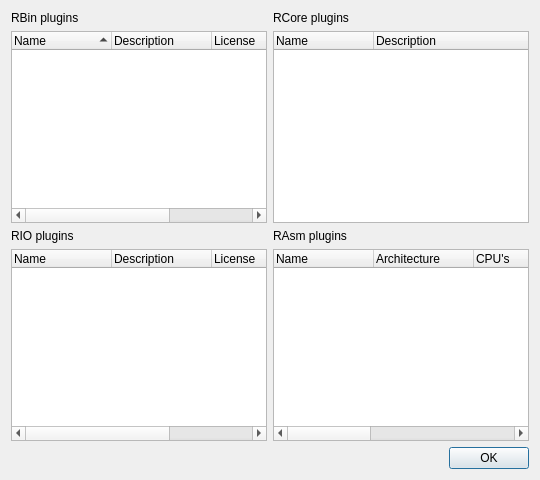
Above: src/dialogs/R2PluginsDialog.ui from rizinorg/cutter before the change. Below: the same form after it.
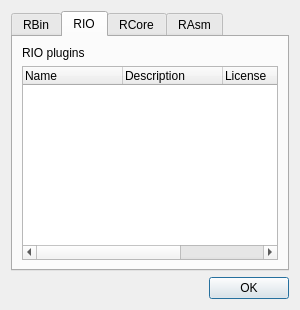
That is the form after the change. The open tabs and pages were chosen to show the change.

Commit message: Improve 'About' plugins window UI with tabs

The edit to the form file:
```diff
--- a/src/dialogs/R2PluginsDialog.ui
+++ b/src/dialogs/R2PluginsDialog.ui
@@ -5,9 +5,26 @@
   <property name="windowTitle">
    <string>radare2 plugin information</string>
   </property>
-  <layout class="QGridLayout" name="gridLayout">
-   <item row="1" column="1">
-    <widget class="QTreeWidget" name="RCoreTreeWidget">
+  <layout class="QVBoxLayout" name="verticalLayout_6">
+   <item>
+    <widget class="QTabWidget" name="tabWidget">
+     <widget class="QWidget" name="RBinTab">
+      <attribute name="title">
+       <string>RBin</string>
+      </attribute>
+      <layout class="QVBoxLayout" name="verticalLayout_2">
+       <item>
+        <widget class="QLabel" name="RBinLabel">
+         <property name="text">
+          <string>RBin plugins</string>
+         </property>
+        </widget>
+       </item>
+       <item>
+        <widget class="QTreeWidget" name="RBinTreeWidget">
+         <property name="sortingEnabled">
+          <bool>true</bool>
+         </property>
      <column>
       <property name="text">
        <string>Name</string>
@@ -18,33 +35,99 @@
        <string>Description</string>
       </property>
      </column>
-    </widget>
-   </item>
-   <item row="4" column="0" colspan="2">
-    <widget class="QDialogButtonBox" name="buttonBox">
-     <property name="orientation">
-      <enum>Qt::Horizontal</enum>
-     </property>
-     <property name="standardButtons">
-      <set>QDialogButtonBox::Ok</set>
-     </property>
-    </widget>
-   </item>
-   <item row="2" column="0">
+         <column>
+          <property name="text">
+           <string>License</string>
+          </property>
+         </column>
+         <column>
+          <property name="text">
+           <string>Type</string>
+          </property>
+         </column>
+        </widget>
+       </item>
+      </layout>
+     </widget>
+     <widget class="QWidget" name="RIOTab">
+      <attribute name="title">
+       <string>RIO</string>
+      </attribute>
+      <layout class="QVBoxLayout" name="verticalLayout_3">
+       <item>
     <widget class="QLabel" name="RIOLabel">
      <property name="text">
       <string>RIO plugins</string>
      </property>
     </widget>
    </item>
-   <item row="2" column="1">
+       <item>
+        <widget class="QTreeWidget" name="RIOTreeWidget">
+         <column>
+          <property name="text">
+           <string>Name</string>
+          </property>
+         </column>
+         <column>
+          <property name="text">
+           <string>Description</string>
+          </property>
+         </column>
+         <column>
+          <property name="text">
+           <string>License</string>
+          </property>
+         </column>
+         <column>
+          <property name="text">
+           <string>Permissions</string>
+          </property>
+         </column>
+        </widget>
+       </item>
+      </layout>
+     </widget>
+     <widget class="QWidget" name="RCoreTab">
+      <attribute name="title">
+       <string>RCore</string>
+      </attribute>
+      <layout class="QVBoxLayout" name="verticalLayout_4">
+       <item>
+        <widget class="QLabel" name="RCoreLabel">
+         <property name="text">
+          <string>RCore plugins</string>
+         </property>
+        </widget>
+       </item>
+       <item>
+        <widget class="QTreeWidget" name="RCoreTreeWidget">
+         <column>
+          <property name="text">
+           <string>Name</string>
+          </property>
+         </column>
+         <column>
+          <property name="text">
+           <string>Description</string>
+          </property>
+         </column>
+        </widget>
+       </item>
+      </layout>
+     </widget>
+     <widget class="QWidget" name="RAsmTab">
+      <attribute name="title">
+       <string>RAsm</string>
+      </attribute>
+      <layout class="QVBoxLayout" name="verticalLayout_5">
+       <item>
     <widget class="QLabel" name="RAsmLabel">
      <property name="text">
       <string>RAsm plugins</string>
      </property>
     </widget>
    </item>
-   <item row="3" column="1">
+       <item>
     <widget class="QTreeWidget" name="RAsmTreeWidget">
      <column>
       <property name="text">
@@ -83,68 +166,17 @@
      </column>
     </widget>
    </item>
-   <item row="1" column="0">
-    <widget class="QTreeWidget" name="RBinTreeWidget">
-     <property name="sortingEnabled">
-      <bool>true</bool>
-     </property>
-     <column>
-      <property name="text">
-       <string>Name</string>
-      </property>
-     </column>
-     <column>
-      <property name="text">
-       <string>Description</string>
-      </property>
-     </column>
-     <column>
-      <property name="text">
-       <string>License</string>
-      </property>
-     </column>
-     <column>
-      <property name="text">
-       <string>Type</string>
-      </property>
-     </column>
-    </widget>
-   </item>
-   <item row="3" column="0">
-    <widget class="QTreeWidget" name="RIOTreeWidget">
-     <column>
-      <property name="text">
-       <string>Name</string>
-      </property>
-     </column>
-     <column>
-      <property name="text">
-       <string>Description</string>
-      </property>
-     </column>
-     <column>
-      <property name="text">
-       <string>License</string>
-      </property>
-     </column>
-     <column>
-      <property name="text">
-       <string>Permissions</string>
-      </property>
-     </column>
+      </layout>
+     </widget>
     </widget>
    </item>
-   <item row="0" column="1">
-    <widget class="QLabel" name="RCoreLabel">
-     <property name="text">
-      <string>RCore plugins</string>
+   <item>
+    <widget class="QDialogButtonBox" name="buttonBox">
+     <property name="orientation">
+      <enum>Qt::Horizontal</enum>
      </property>
-    </widget>
-   </item>
-   <item row="0" column="0">
-    <widget class="QLabel" name="RBinLabel">
-     <property name="text">
-      <string>RBin plugins</string>
+     <property name="standardButtons">
+      <set>QDialogButtonBox::Ok</set>
      </property>
     </widget>
    </item>
```
Lines whose indentation alone changed are shown as unchanged.
